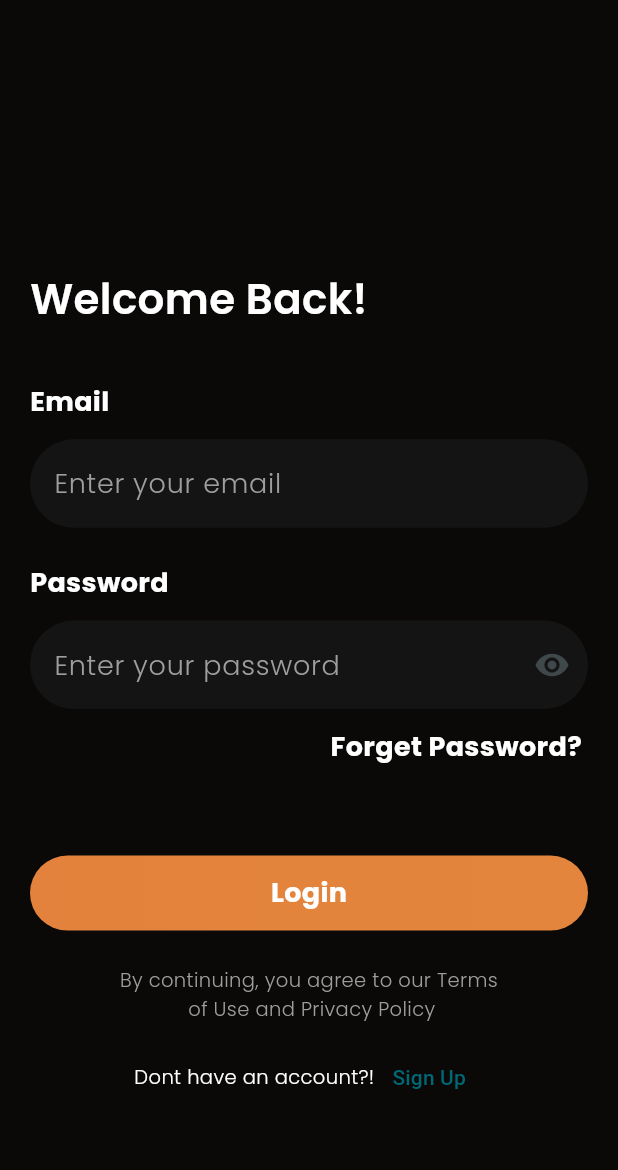
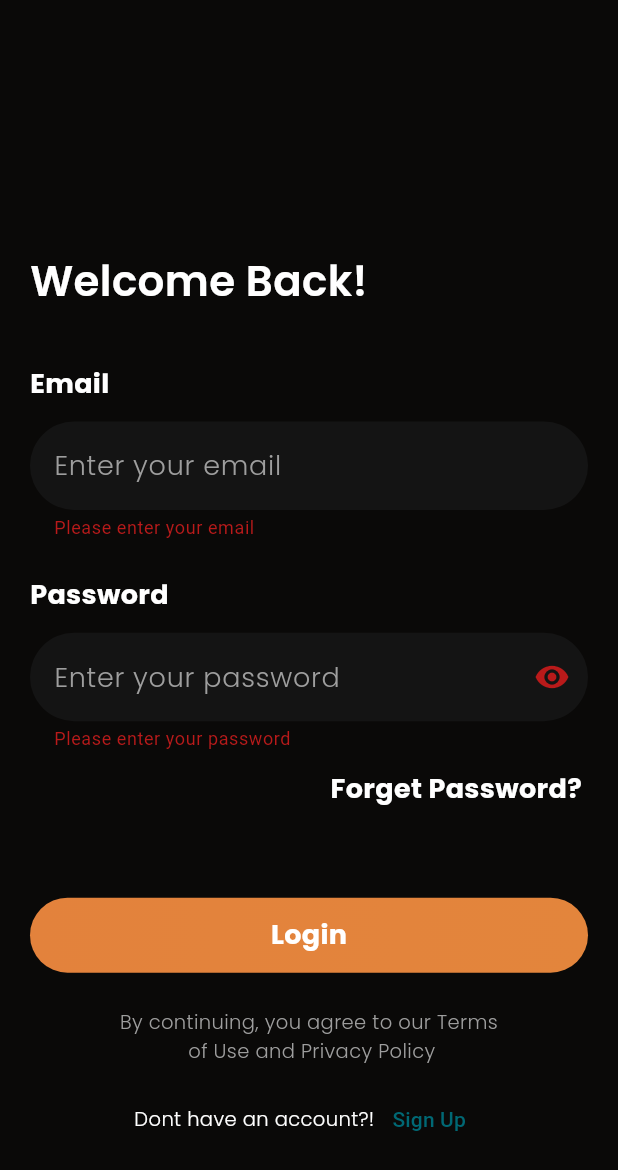
Before and after one commit to soukiie/Savvly_expenses_tracker, a Flutter app: the screen it shows after launch, after a tap on "Login", on a phone screen of 412 x 824 dp. Shown: the top 1170 px of the screen. Run offline on Flutter 3.47's test engine with Material 3 defaults, Android fonts, the phone set to English and light mode, and no system bars; our stand-ins replace firebase_auth, firebase_core, flutter_bloc, flutter_screenutil, google_fonts; accounts and stored records are empty.

Commit message:
finish login page logic and connected with firebase

```diff
--- /dev/null
+++ b/devtools_options.yaml
@@ -0,0 +1,3 @@
+description: This file stores settings for Dart & Flutter DevTools.
+documentation: https://docs.flutter.dev/tools/devtools/extensions#configure-extension-enablement-states
+extensions:
--- a/lib/core/widgets/my_text_form_field.dart
+++ b/lib/core/widgets/my_text_form_field.dart
@@ -6,16 +6,22 @@ class MyTextFormField extends StatelessWidget {
   final String hintText;
   final Widget? suffixIcon;
   final bool isObscure;
+  final TextEditingController controller;
+  final String? Function(String?)? validator;
   const MyTextFormField({
     super.key,
     required this.hintText,
     this.suffixIcon,
     required this.isObscure,
+    required this.controller,
+    this.validator,
   });
 
   @override
   Widget build(BuildContext context) {
     return TextFormField(
+      validator: validator,
+      controller: controller,
       obscureText: isObscure,
       style: FontHelper.font18GreyW300,
       decoration: InputDecoration(
--- a/lib/features/login/logic/cubit/login_cubit.dart
+++ b/lib/features/login/logic/cubit/login_cubit.dart
@@ -1,4 +1,5 @@
 import 'package:expenses_tracker/core/networking/firebase_helper.dart';
+import 'package:flutter/material.dart';
 import 'package:flutter_bloc/flutter_bloc.dart';
 
 part 'login_state.dart';
@@ -6,10 +7,19 @@ part 'login_state.dart';
 class LoginCubit extends Cubit<LoginState> {
   final FirebaseHelper firebaseHelper;
   LoginCubit(this.firebaseHelper) : super(LoginInitial());
-  login(String email, String password) async {
+  TextEditingController emailController = TextEditingController();
+  TextEditingController passwordController = TextEditingController();
+  GlobalKey<FormState> formKey = GlobalKey<FormState>();
+
+  login() async {
     emit(LoginLoadingState());
     try {
-      firebaseHelper.loginUser(email: email, password: password).then(
+      await firebaseHelper
+          .loginUser(
+            email: emailController.text.trim(),
+            password: passwordController.text.trim(),
+          )
+          .then(
             (value) => emit(LoginSuccessState()),
           );
     } catch (e) {
--- a/lib/features/login/ui/screens/login_screen.dart
+++ b/lib/features/login/ui/screens/login_screen.dart
@@ -2,10 +2,13 @@ import 'package:expenses_tracker/core/helpers/spacing.dart';
 import 'package:expenses_tracker/core/theming/fonts.dart';
 import 'package:expenses_tracker/core/theming/my_colors.dart';
 import 'package:expenses_tracker/core/widgets/my_button.dart';
-import 'package:expenses_tracker/core/widgets/my_text_form_field.dart';
+import 'package:expenses_tracker/features/login/logic/cubit/login_cubit.dart';
+import 'package:expenses_tracker/features/login/ui/widgets/build_bloc_listener.dart';
 import 'package:expenses_tracker/features/login/ui/widgets/dont_have_an_account.dart';
+import 'package:expenses_tracker/features/login/ui/widgets/email_and_password.dart';
 import 'package:expenses_tracker/features/login/ui/widgets/terms_and_conditions.dart';
 import 'package:flutter/material.dart';
+import 'package:flutter_bloc/flutter_bloc.dart';
 
 class LoginScreen extends StatefulWidget {
   const LoginScreen({super.key});
@@ -19,6 +22,7 @@ class _LoginScreenState extends State<LoginScreen> {
   @override
   Widget build(BuildContext context) {
     return Scaffold(
+      resizeToAvoidBottomInset: false,
       backgroundColor: MyColors.blackColor,
       body: SafeArea(
         child: Padding(
@@ -27,37 +31,8 @@ class _LoginScreenState extends State<LoginScreen> {
             child: Column(
               crossAxisAlignment: CrossAxisAlignment.start,
               children: [
-                verticalSpace(150),
-                Text(
-                  'Welcome Back!',
-                  style: FontHelper.font28SemiBoldWhite,
-                ),
-                verticalSpace(30),
-                Text(
-                  'Email',
-                  style: FontHelper.font18BoldWhite,
-                ),
-                verticalSpace(10),
-                const MyTextFormField(
-                  hintText: 'Enter your email',
-                  isObscure: false,
-                ),
-                verticalSpace(20),
-                Text('Password', style: FontHelper.font18BoldWhite),
-                verticalSpace(10),
-                MyTextFormField(
-                  isObscure: isObscure,
-                  suffixIcon: IconButton(
-                      icon: isObscure
-                          ? const Icon(Icons.visibility)
-                          : const Icon(Icons.visibility_off),
-                      onPressed: () {
-                        setState(() {
-                          isObscure = !isObscure;
-                        });
-                      }),
-                  hintText: 'Enter your password',
-                ),
+                verticalSpace(140),
+                const EmailAndPassword(),
                 verticalSpace(10),
                 Align(
                   alignment: Alignment.centerRight,
@@ -72,13 +47,16 @@ class _LoginScreenState extends State<LoginScreen> {
                     stops: [0.0, 1.0],
                     colors: [MyColors.orangeColor, MyColors.yellowColor],
                   ),
-                  onPressed: () {},
+                  onPressed: () {
+                    validateThenLogin();
+                  },
                   child: Text('Login', style: FontHelper.font18BoldWhite),
                 ),
                 verticalSpace(20),
                 const TermsAndConditions(),
                 verticalSpace(10),
                 const DontHaveAnAccount(),
+                const BuildBlocListener(),
               ],
             ),
           ),
@@ -86,4 +64,10 @@ class _LoginScreenState extends State<LoginScreen> {
       ),
     );
   }
+
+  validateThenLogin() {
+    if (context.read<LoginCubit>().formKey.currentState!.validate()) {
+      context.read<LoginCubit>().login();
+    }
+  }
 }
--- /dev/null
+++ b/lib/features/login/ui/widgets/build_bloc_listener.dart
@@ -0,0 +1,37 @@
+import 'package:expenses_tracker/core/routing/routes.dart';
+import 'package:expenses_tracker/features/login/logic/cubit/login_cubit.dart';
+import 'package:flutter/material.dart';
+import 'package:flutter_bloc/flutter_bloc.dart';
+
+class BuildBlocListener extends StatelessWidget {
+  const BuildBlocListener({super.key});
+
+  @override
+  Widget build(BuildContext context) {
+    return BlocListener<LoginCubit, LoginState>(
+        listenWhen: (previous, current) =>
+            current is LoginSuccessState ||
+            current is LoginLoadingState ||
+            current is LoginErrorState,
+        listener: (context, state) {
+          if (state is LoginLoadingState) {
+            showDialog(
+                context: context,
+                builder: (context) => const Center(
+                      child: CircularProgressIndicator(),
+                    ));
+          } else if (state is LoginErrorState) {
+            Navigator.pop(context);
+            ScaffoldMessenger.of(context).showSnackBar(
+              const SnackBar(
+                content: Text('Error Loging In'),
+              ),
+            );
+          } else {
+            Navigator.pop(context);
+            Navigator.pushReplacementNamed(context, Routes.home);
+          }
+        },
+        child: const SizedBox.shrink());
+  }
+}
--- /dev/null
+++ b/lib/features/login/ui/widgets/email_and_password.dart
@@ -0,0 +1,83 @@
+import 'package:expenses_tracker/core/helpers/spacing.dart';
+import 'package:expenses_tracker/core/theming/fonts.dart';
+import 'package:expenses_tracker/core/widgets/my_text_form_field.dart';
+import 'package:expenses_tracker/features/login/logic/cubit/login_cubit.dart';
+import 'package:flutter/material.dart';
+import 'package:flutter_bloc/flutter_bloc.dart';
+
+class EmailAndPassword extends StatefulWidget {
+  const EmailAndPassword({
+    super.key,
+  });
+
+  @override
+  State<EmailAndPassword> createState() => _EmailAndPasswordState();
+}
+
+class _EmailAndPasswordState extends State<EmailAndPassword> {
+  bool isObscure = true;
+  late TextEditingController emailController;
+  late TextEditingController passwordController;
+  @override
+  void initState() {
+    super.initState();
+    emailController = context.read<LoginCubit>().emailController;
+    passwordController = context.read<LoginCubit>().passwordController;
+  }
+
+  @override
+  Widget build(BuildContext context) {
+    return Form(
+      key: context.read<LoginCubit>().formKey,
+      child: Column(
+        crossAxisAlignment: CrossAxisAlignment.start,
+        children: [
+          Text(
+            'Welcome Back!',
+            style: FontHelper.font28SemiBoldWhite,
+          ),
+          verticalSpace(30),
+          Text(
+            'Email',
+            style: FontHelper.font18BoldWhite,
+          ),
+          verticalSpace(10),
+          MyTextFormField(
+            validator: (value) {
+              if (value == null || value.isEmpty) {
+                return 'Please enter your email';
+              }
+              return null;
+            },
+            controller: emailController,
+            isObscure: false,
+            hintText: 'Enter your email',
+          ),
+          verticalSpace(20),
+          Text('Password', style: FontHelper.font18BoldWhite),
+          verticalSpace(10),
+          MyTextFormField(
+            validator: (value) {
+              if (value == null || value.isEmpty) {
+                return 'Please enter your password';
+              }
+              return null;
+            },
+            controller: passwordController,
+            isObscure: isObscure,
+            suffixIcon: IconButton(
+                icon: isObscure
+                    ? const Icon(Icons.visibility)
+                    : const Icon(Icons.visibility_off),
+                onPressed: () {
+                  setState(() {
+                    isObscure = !isObscure;
+                  });
+                }),
+            hintText: 'Enter your password',
+          ),
+        ],
+      ),
+    );
+  }
+}
--- a/lib/main.dart
+++ b/lib/main.dart
@@ -5,6 +5,7 @@ import 'package:firebase_core/firebase_core.dart';
 import 'firebase_options.dart';
 
 void main() async {
+  WidgetsFlutterBinding.ensureInitialized();
   await Firebase.initializeApp(
     options: DefaultFirebaseOptions.currentPlatform,
   );
--- a/lib/my_app.dart
+++ b/lib/my_app.dart
@@ -1,6 +1,6 @@
 import 'package:expenses_tracker/core/routing/routes.dart';
 import 'package:expenses_tracker/core/routing/routing.dart';
-import 'package:expenses_tracker/features/login/ui/screens/login_screen.dart';
+// import 'package:expenses_tracker/features/login/ui/screens/login_screen.dart';
 import 'package:flutter/material.dart';
 import 'package:flutter_screenutil/flutter_screenutil.dart';
 
```
